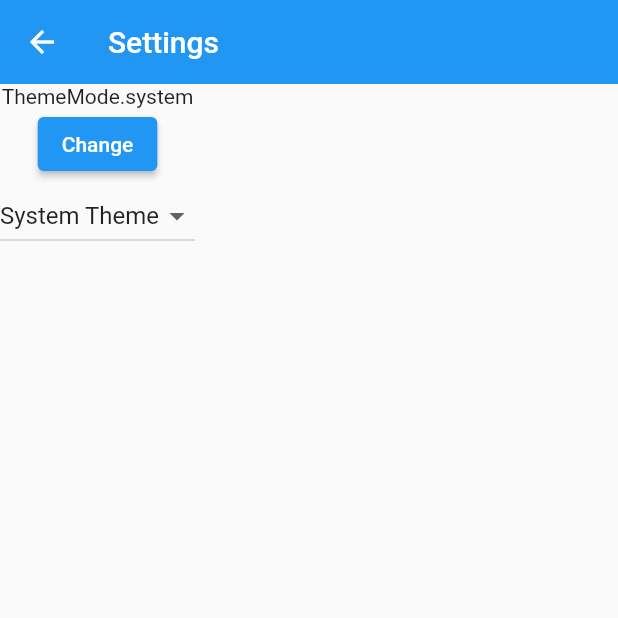
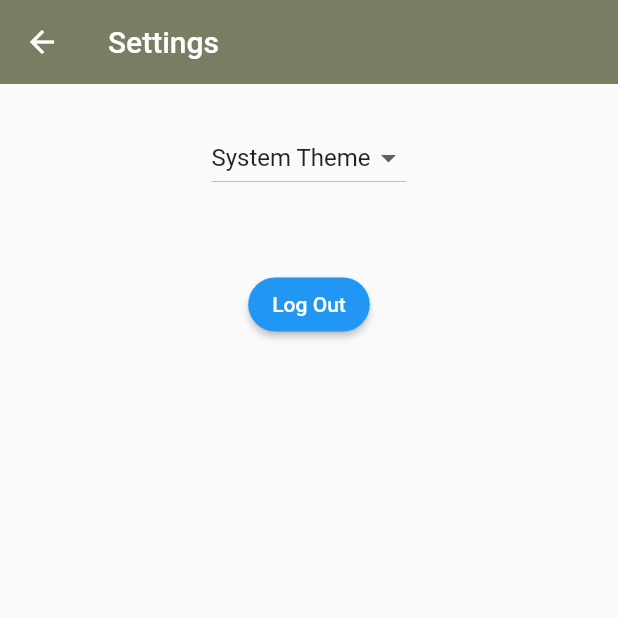
Before and after one commit to rndvouz/rndvouz_mobile_app, a Flutter app: the Settings screen opened directly, on a phone screen of 412 x 824 dp, the top half of it. Run offline on Flutter 3.47's test engine with Material 2 defaults, Android fonts, the phone set to English and light mode, and no system bars; our stand-ins replace expandable_text, flutter_riverpod, numberpicker; missing offline and left inert: material_theme_builder; accounts and stored records are empty.

Commit message:
minor changes to settings page and user profile page

```diff
--- a/app/lib/data_model/user_db.dart
+++ b/app/lib/data_model/user_db.dart
@@ -70,6 +70,11 @@
         username: 'sams',
         email: 'samsm@hawaii.edu',
         password: '12345678',
+        isBusiness: false),
+    User(
+        username: 'l',
+        email: 'l@l.com',
+        password: 'llllllll',
         isBusiness: false)
   ];
 
--- a/app/lib/settings.dart
+++ b/app/lib/settings.dart
@@ -17,17 +17,12 @@
         title: Text('Settings'),
       ),
       body: SafeArea(
+        child: Padding(
+          padding: const EdgeInsets.all(25.0),
+          child: Center(
             child: Column(
+              crossAxisAlignment: CrossAxisAlignment.center,
               children: [
-            Text(curTheme.toString()),
-            ElevatedButton(
-                onPressed: () {
-                  ref.read(curThemeModeStateProvider.notifier).state =
-                      curTheme == ThemeMode.light
-                          ? ThemeMode.dark
-                          : ThemeMode.light;
-                },
-                child: Text('Change')),
                 DropdownButton<ThemeMode>(
                   value: curTheme,
                   items: const [
@@ -48,7 +43,17 @@
                     ref.read(curThemeModeStateProvider.notifier).state = value!;
                   },
                 ),
+                SizedBox(height: 50),
+                ElevatedButton(
+                  onPressed: () {
+                    Navigator.pushNamedAndRemoveUntil(
+                        context, "/login", (r) => false);
+                  },
+                  child: Text("Log Out"),
+                ),
               ],
+            ),
+          ),
         ),
       ),
     );
```
Also changed, not shown: app/lib/app_theme.dart (+12 -15 lines), app/lib/home_screen/home_profile.dart (+15 -7 lines), 6 other files. Lines whose indentation alone changed are shown as unchanged.
